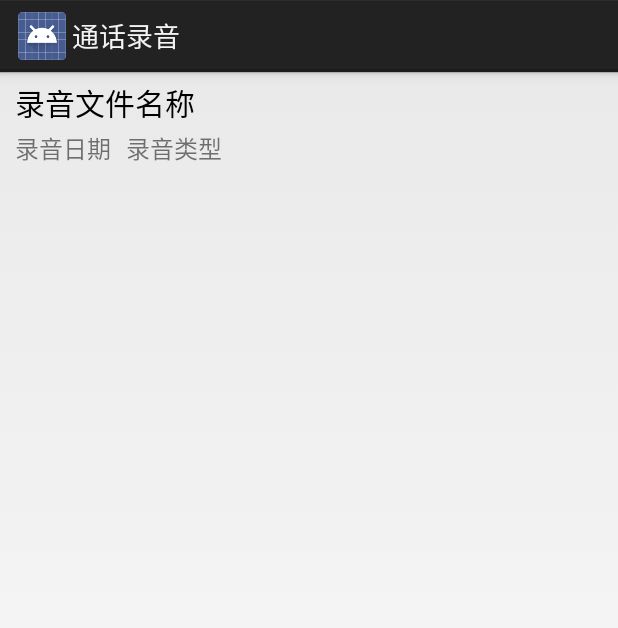
After one commit to EE3EE/PhoneRecords, an Android app: the layout phone_records_item.xml on its own in the app's theme, with its tools: preview values and no code run, on a phone screen of 412 x 824 dp. The commit adds this screen. Shown: the top 628 px of the screen. Run offline under Robolectric (Android 15) with nearby library versions, the phone set to English and light mode, and no system bars.

Commit message:
录音文件管理页面初步完成

```diff
--- a/app/src/main/AndroidManifest.xml
+++ b/app/src/main/AndroidManifest.xml
@@ -15,7 +15,7 @@
         android:label="@string/app_name"
         android:supportsRtl="true"
         android:theme="@style/AppTheme">
-        <activity android:name=".CheckRecordsActivity">
+        <activity android:name=".ManageRecordsActivity">
             <intent-filter>
                 <action android:name="android.intent.action.MAIN"/>
 
@@ -24,7 +24,7 @@
         </activity>
 
         <receiver
-            android:name=".CallReceiver"
+            android:name=".receiver.CallReceiver"
             android:enabled="true"
             android:exported="true">
             <intent-filter android:priority="1000">
@@ -34,7 +34,7 @@
         </receiver>
 
         <service
-            android:name=".RecorderService"
+            android:name=".service.RecorderService"
             android:enabled="true"
             android:exported="true">
         </service>
--- a/app/src/main/java/com/zyx/android/phonerecords/RecorderService.java
+++ b/app/src/main/java/com/zyx/android/phonerecords/service/RecorderService.java
@@ -1,4 +1,4 @@
-package com.zyx.android.phonerecords;
+package com.zyx.android.phonerecords.service;
 
 import android.app.Service;
 import android.content.Intent;
--- /dev/null
+++ b/app/src/main/res/layout/phone_records_item.xml
@@ -0,0 +1,43 @@
+<?xml version="1.0" encoding="utf-8"?>
+<RelativeLayout xmlns:android="http://schemas.android.com/apk/res/android"
+              android:orientation="vertical"
+              android:layout_width="match_parent"
+              android:layout_height="wrap_content">
+
+    <TextView
+        android:id="@+id/tv_file_name"
+        android:layout_width="wrap_content"
+        android:layout_height="wrap_content"
+        android:text="录音文件名称"
+        android:textColor="#000000"
+        android:textSize="20sp"
+        android:layout_marginLeft="10dp"
+        android:layout_marginTop="5dp"
+        />
+
+    <TextView
+        android:id="@+id/tv_file_date"
+        android:layout_width="wrap_content"
+        android:layout_height="wrap_content"
+        android:text="录音日期"
+        android:textColor="#88000000"
+        android:textSize="16sp"
+        android:layout_marginLeft="10dp"
+        android:layout_marginTop="3dp"
+        android:layout_below="@+id/tv_file_name"
+        />
+
+    <TextView
+        android:id="@+id/tv_file_type"
+        android:layout_width="wrap_content"
+        android:layout_height="wrap_content"
+        android:text="录音类型"
+        android:textColor="#88000000"
+        android:textSize="16sp"
+        android:layout_marginLeft="10dp"
+        android:layout_marginTop="3dp"
+        android:layout_below="@+id/tv_file_name"
+        android:layout_toRightOf="@+id/tv_file_date"
+        />
+
+</RelativeLayout>
```
Also changed, not shown: app/src/main/java/com/zyx/android/phonerecords/CheckRecordsActivity.java (deleted, +0 -41 lines), app/src/main/java/com/zyx/android/phonerecords/ManageRecordsActivity.java (added, +108 -0 lines), app/src/main/java/com/zyx/android/phonerecords/domin/PhoneRecordsInfo.java (added, +42 -0 lines), app/src/main/java/com/zyx/android/phonerecords/engine/PhoneRecordsInfoProvider.java (added, +39 -0 lines), app/src/main/java/com/zyx/android/phonerecords/receiver/CallReceiver.java (renamed from app/src/main/java/com/zyx/android/phonerecords/CallReceiver.java, +5 -3 lines), app/src/main/res/layout/activity_check_records.xml (+7 -12 lines).
